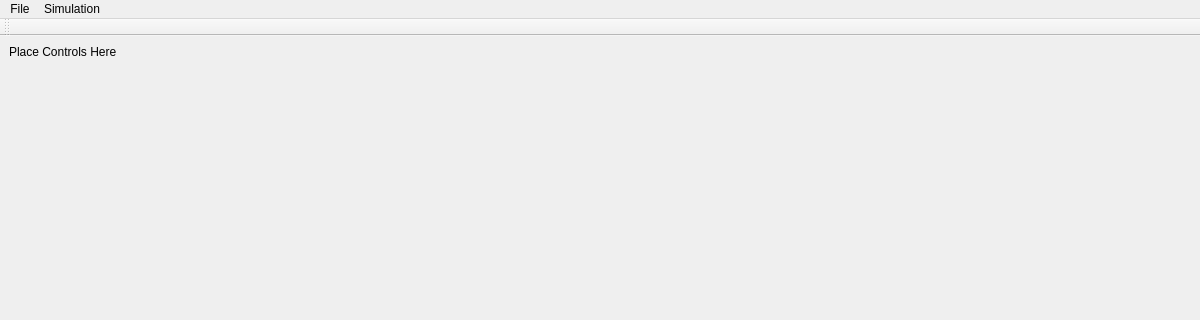
Before: the Qt Designer form mainwindowform.ui in Lukrative525/Bounce, drawn with Qt 5; both pictures show x 0 to 1200 and y 0 to 320 of the 1200 by 675 pixel window.
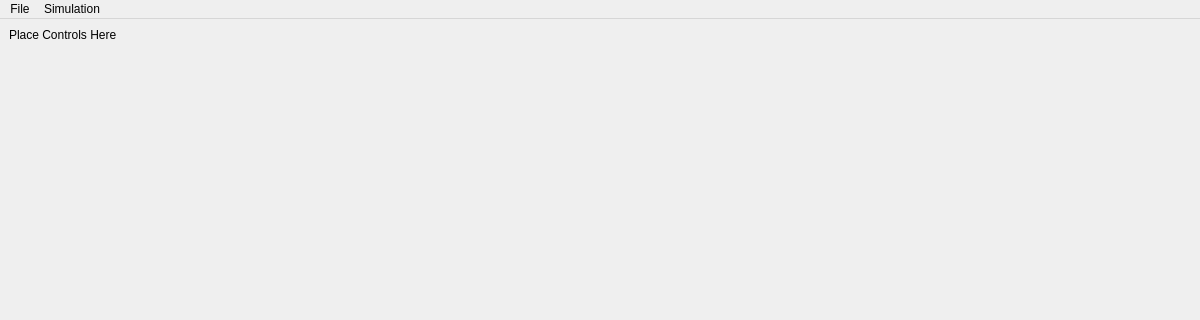
After: the same form once the commit is applied. Icons and pictures are not drawn.

Commit message: remove toolbar (don't know how got added)

Diff of the .ui file:
```diff
--- a/mainwindowform.ui
+++ b/mainwindowform.ui
@@ -110,17 +110,6 @@
    <addaction name="menuSimulation"/>
   </widget>
   <widget class="QStatusBar" name="statusbar"/>
-  <widget class="QToolBar" name="toolBar">
-   <property name="windowTitle">
-    <string>toolBar</string>
-   </property>
-   <attribute name="toolBarArea">
-    <enum>TopToolBarArea</enum>
-   </attribute>
-   <attribute name="toolBarBreak">
-    <bool>false</bool>
-   </attribute>
-  </widget>
   <action name="actionPause">
    <property name="icon">
     <iconset theme="QIcon::ThemeIcon::MediaPlaybackPause"/>
```
